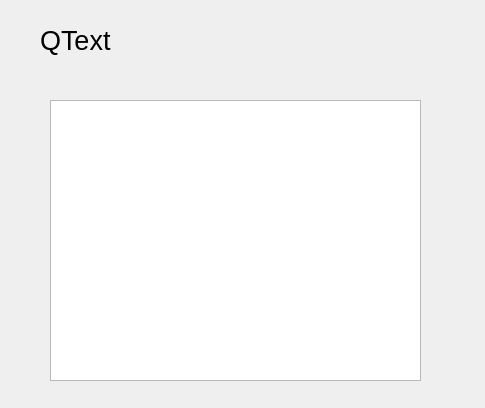
Old version of the form top10paises.ui in the repository gaboq98/ArbolDelJuicio.
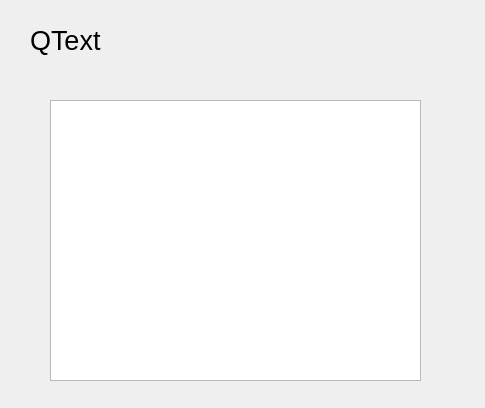
New version of the form.

Diff of the .ui file:
```diff
--- a/top10paises.ui
+++ b/top10paises.ui
@@ -16,9 +16,9 @@
   <widget class="QLabel" name="Qtitulo">
    <property name="geometry">
     <rect>
-     <x>40</x>
+     <x>30</x>
      <y>10</y>
-     <width>391</width>
+     <width>411</width>
      <height>61</height>
     </rect>
    </property>
```
